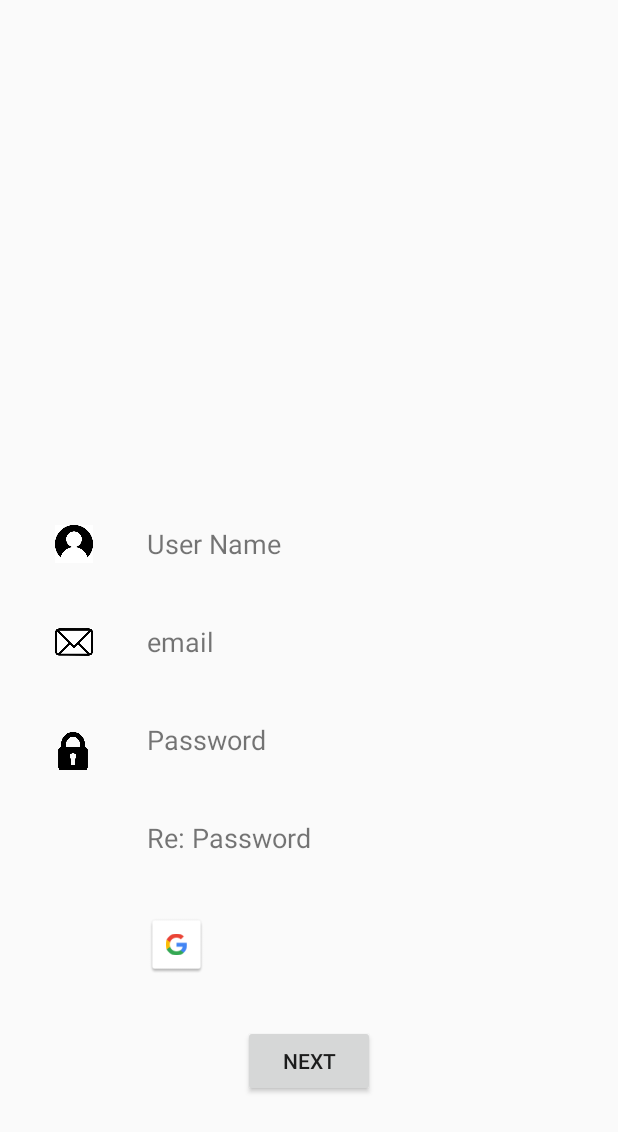
After one commit to emilierobichaud1/DeltaHacks2020, an Android app: the layout activity_signup.xml on its own in the app's theme, with its tools: preview values and no code run, on a phone screen of 412 x 824 dp. The commit adds this screen. Shown: the top 1132 px of the screen. Run offline under Robolectric (Android 15) with nearby library versions, the phone set to English and light mode, and no system bars.

Commit message:
Cunty mage a sign in page (google logo is paypal thing)

```diff
--- a/app/src/main/res/drawable/button_rounded.xml
+++ b/app/src/main/res/drawable/button_rounded.xml
@@ -3,7 +3,7 @@
     android:shape="rectangle">
 
     <solid android:color="@color/Gray"/>
-    <corners android:radius="25dp"/>
+    <corners android:radius="999dp"/>
 
 
 </shape>
--- a/app/src/main/res/layout/activity_home.xml
+++ b/app/src/main/res/layout/activity_home.xml
@@ -14,11 +14,14 @@
         android:layout_height="wrap_content"
         android:layout_marginTop="499dp"
         android:layout_marginBottom="53dp"
+        android:background="@drawable/button_rounded"
         android:text="@string/Button_Sign_Up"
         app:layout_constraintBottom_toTopOf="@+id/Login_Button"
         app:layout_constraintEnd_toEndOf="parent"
+        app:layout_constraintHorizontal_bias="0.501"
         app:layout_constraintStart_toStartOf="parent"
-        app:layout_constraintTop_toTopOf="parent" />
+        app:layout_constraintTop_toTopOf="parent"
+        app:layout_constraintVertical_bias="1.0" />
 
     <Button
         android:id="@+id/Login_Button"
@@ -30,6 +33,7 @@
         android:layout_marginRight="16dp"
         android:layout_marginBottom="83dp"
         android:text="@string/Button_Login"
+        android:background="@drawable/button_rounded"
         app:layout_constraintBottom_toBottomOf="parent"
         app:layout_constraintEnd_toEndOf="parent"
         app:layout_constraintStart_toStartOf="parent" />
--- a/app/src/main/res/layout/activity_login.xml
+++ b/app/src/main/res/layout/activity_login.xml
@@ -12,7 +12,7 @@
         android:layout_height="47dp"
         android:layout_marginStart="16dp"
         android:layout_marginLeft="16dp"
-        android:layout_marginTop="24dp"
+        android:layout_marginTop="100dp"
         android:layout_marginEnd="16dp"
         android:layout_marginRight="16dp"
         android:ems="10"
@@ -51,11 +51,10 @@
         app:layout_constraintTop_toBottomOf="@+id/password_text" />
 
 
-
     <ImageView
         android:id="@+id/imageView"
-        android:layout_width="wrap_content"
-        android:layout_height="wrap_content"
+        android:layout_width="235dp"
+        android:layout_height="221dp"
         android:layout_marginTop="96dp"
         app:layout_constraintEnd_toEndOf="parent"
         app:layout_constraintHorizontal_bias="0.495"
@@ -67,7 +66,7 @@
         android:id="@+id/loginquote"
         android:layout_width="wrap_content"
         android:layout_height="wrap_content"
-        android:layout_marginTop="16dp"
+        android:layout_marginTop="56dp"
         android:fontFamily="cursive"
         android:hint="login quote"
         android:text="Give Today For A Better Tomorrow"
--- /dev/null
+++ b/app/src/main/res/layout/activity_signup.xml
@@ -0,0 +1,110 @@
+<?xml version="1.0" encoding="utf-8"?>
+<androidx.constraintlayout.widget.ConstraintLayout xmlns:android="http://schemas.android.com/apk/res/android"
+    xmlns:app="http://schemas.android.com/apk/res-auto"
+    xmlns:tools="http://schemas.android.com/tools"
+    android:id="@+id/linearLayout2"
+    android:layout_width="match_parent"
+    android:layout_height="match_parent">
+
+    <TextView
+        android:id="@+id/password_signup2"
+        android:layout_width="216dp"
+        android:layout_height="25dp"
+        android:layout_marginTop="40dp"
+        android:hint="passwprd"
+        android:text="Password"
+        android:textSize="18sp"
+        app:layout_constraintEnd_toEndOf="parent"
+        app:layout_constraintStart_toStartOf="parent"
+        app:layout_constraintTop_toBottomOf="@+id/email_signup" />
+
+    <ImageView
+        android:id="@+id/imageView6"
+        android:layout_width="25dp"
+        android:layout_height="25dp"
+        app:layout_constraintBottom_toBottomOf="parent"
+        app:layout_constraintEnd_toStartOf="@+id/password_signup2"
+        app:layout_constraintHorizontal_bias="0.493"
+        app:layout_constraintStart_toStartOf="parent"
+        app:layout_constraintTop_toBottomOf="@+id/imageView5"
+        app:layout_constraintVertical_bias="0.133"
+        app:srcCompat="@drawable/passicon" />
+
+    <TextView
+        android:id="@+id/repassword_signup"
+        android:layout_width="216dp"
+        android:layout_height="30dp"
+        android:layout_marginTop="40dp"
+        android:hint="repassword"
+        android:text="Re: Password"
+        android:textSize="18sp"
+        app:layout_constraintEnd_toEndOf="parent"
+        app:layout_constraintStart_toStartOf="parent"
+        app:layout_constraintTop_toBottomOf="@+id/password_signup2" />
+
+    <TextView
+        android:id="@+id/email_signup"
+        android:layout_width="216dp"
+        android:layout_height="25dp"
+        android:layout_marginTop="40dp"
+        android:hint="@android:string/defaultVoiceMailAlphaTag"
+        android:text="email"
+        android:textSize="18sp"
+        app:layout_constraintEnd_toEndOf="parent"
+        app:layout_constraintStart_toStartOf="parent"
+        app:layout_constraintTop_toBottomOf="@+id/username_signup" />
+
+    <ImageView
+        android:id="@+id/imageView2"
+        android:layout_width="25dp"
+        android:layout_height="25dp"
+        app:layout_constraintEnd_toStartOf="@+id/username_signup"
+        app:layout_constraintStart_toStartOf="parent"
+        app:layout_constraintTop_toTopOf="@+id/username_signup"
+        app:srcCompat="@drawable/usericon" />
+
+    <ImageView
+        android:id="@+id/imageView5"
+        android:layout_width="25dp"
+        android:layout_height="25dp"
+        android:layout_marginTop="40dp"
+        app:layout_constraintEnd_toStartOf="@+id/email_signup"
+        app:layout_constraintStart_toStartOf="parent"
+        app:layout_constraintTop_toBottomOf="@+id/imageView2"
+        app:srcCompat="@drawable/emailicon2" />
+
+    <Button
+        android:id="@+id/next_sign_in_btn"
+        android:layout_width="wrap_content"
+        android:layout_height="wrap_content"
+        android:layout_marginTop="40dp"
+        android:text="Next"
+        app:layout_constraintBottom_toBottomOf="parent"
+        app:layout_constraintEnd_toEndOf="parent"
+        app:layout_constraintStart_toStartOf="parent"
+        app:layout_constraintTop_toBottomOf="@+id/repassword_signup"
+        app:layout_constraintVertical_bias="0.421" />
+
+    <TextView
+        android:id="@+id/username_signup"
+        android:layout_width="216dp"
+        android:layout_height="25dp"
+        android:layout_marginTop="350dp"
+        android:hint="username_signup"
+        android:text="User Name"
+        android:textSize="18sp"
+        app:layout_constraintEnd_toEndOf="parent"
+        app:layout_constraintStart_toStartOf="parent"
+        app:layout_constraintTop_toTopOf="parent" />
+
+    <ImageView
+        android:id="@+id/imageView7"
+        android:layout_width="39dp"
+        android:layout_height="42dp"
+        app:layout_constraintBottom_toTopOf="@+id/next_sign_in_btn"
+        app:layout_constraintEnd_toEndOf="parent"
+        app:layout_constraintHorizontal_bias="0.263"
+        app:layout_constraintStart_toStartOf="parent"
+        app:layout_constraintTop_toBottomOf="@+id/repassword_signup"
+        app:srcCompat="@drawable/common_google_signin_btn_icon_light" />
+</androidx.constraintlayout.widget.ConstraintLayout>
```
Also changed, not shown: app/src/main/res/drawable/emailicon.png (added), app/src/main/res/drawable/emailicon2.png (added), app/src/main/res/drawable/passicon.png (added), app/src/main/res/drawable/usericon.png (added).
